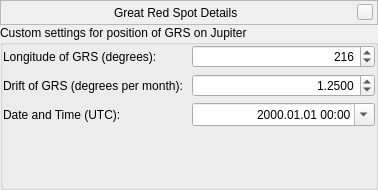
Old version of the form src/gui/greatRedSpotDialog.ui in the repository 519984307/stellarium_src.
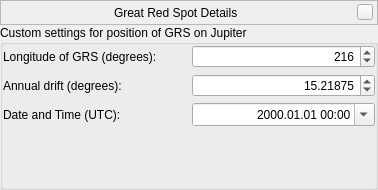
New version of the form. Custom widgets are drawn as their Qt base class.

Commit message: switch to annual drift

Diff of the .ui file:
```diff
--- a/src/gui/greatRedSpotDialog.ui
+++ b/src/gui/greatRedSpotDialog.ui
@@ -151,19 +151,19 @@
          <set>Qt::AlignRight|Qt::AlignTrailing|Qt::AlignVCenter</set>
         </property>
         <property name="decimals">
-         <number>4</number>
+         <number>5</number>
         </property>
         <property name="minimum">
-         <double>-10.000000000000000</double>
+         <double>-90.000000000000000</double>
         </property>
         <property name="maximum">
-         <double>10.000000000000000</double>
+         <double>90.000000000000000</double>
         </property>
         <property name="singleStep">
          <double>0.000100000000000</double>
         </property>
         <property name="value">
-         <double>1.250000000000000</double>
+         <double>15.218750000000000</double>
         </property>
        </widget>
       </item>
@@ -202,7 +202,7 @@
          <set>Qt::ImhNone</set>
         </property>
         <property name="text">
-         <string>Drift of GRS (degrees per month):</string>
+         <string>Annual drift (degrees):</string>
         </property>
         <property name="alignment">
          <set>Qt::AlignLeading|Qt::AlignLeft|Qt::AlignVCenter</set>
```
The commit also changes 3 other files.
